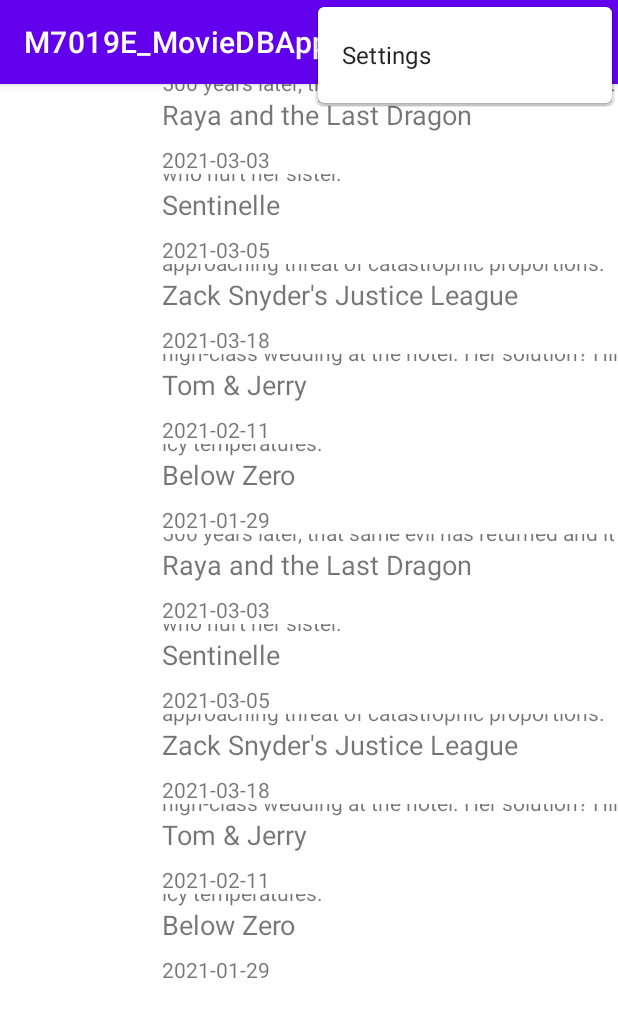
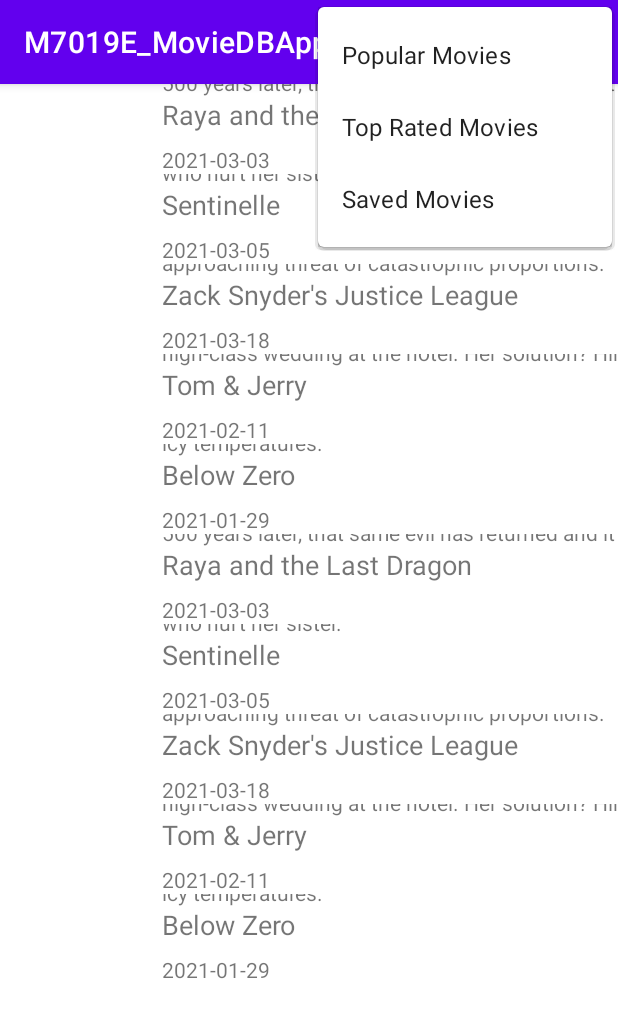
Before and after one commit to olihgb-7/M7019E_MovieDBApp, an Android app: the screen it shows after launch (MainActivity), with the options menu open, on a phone screen of 412 x 824 dp. Shown: the top 1018 px of the screen. Run offline under Robolectric (Android 15) with nearby library versions, the phone set to English and light mode, and no system bars; our stand-ins replace Room's generated code, Timber, data binding; pictures from the network do not load.

Commit message:
Lecture 4
Lecture 4

```diff
--- a/app/src/main/AndroidManifest.xml
+++ b/app/src/main/AndroidManifest.xml
@@ -5,6 +5,7 @@
     <uses-permission android:name="android.permission.INTERNET"/>
 
     <application
+        android:name=".MovieDBApp"
         android:allowBackup="true"
         android:icon="@mipmap/ic_launcher"
         android:label="@string/app_name"
--- a/app/src/main/java/com/ltu/m7019e/m7019e_moviedbapp/MainActivity.kt
+++ b/app/src/main/java/com/ltu/m7019e/m7019e_moviedbapp/MainActivity.kt
@@ -20,14 +20,4 @@ class MainActivity : AppCompatActivity() {
         menuInflater.inflate(R.menu.menu_main, menu)
         return true
     }
-
-    override fun onOptionsItemSelected(item: MenuItem): Boolean {
-        // Handle action bar item clicks here. The action bar will
-        // automatically handle clicks on the Home/Up button, so long
-        // as you specify a parent activity in AndroidManifest.xml.
-        return when (item.itemId) {
-            R.id.action_settings -> true
-            else -> super.onOptionsItemSelected(item)
-        }
-    }
 }
--- /dev/null
+++ b/app/src/main/java/com/ltu/m7019e/m7019e_moviedbapp/MovieDBApp.kt
@@ -0,0 +1,12 @@
+package com.ltu.m7019e.m7019e_moviedbapp
+
+import android.app.Application
+import timber.log.Timber
+
+class MovieDBApp : Application() {
+    override fun onCreate() {
+        super.onCreate()
+
+        Timber.plant(Timber.DebugTree())
+    }
+}
--- a/app/src/main/java/com/ltu/m7019e/m7019e_moviedbapp/MovieListFragment.kt
+++ b/app/src/main/java/com/ltu/m7019e/m7019e_moviedbapp/MovieListFragment.kt
@@ -3,16 +3,20 @@ package com.ltu.m7019e.m7019e_moviedbapp
 import android.os.Bundle
 import androidx.fragment.app.Fragment
 import android.view.LayoutInflater
+import android.view.MenuItem
 import android.view.View
 import android.view.ViewGroup
 import androidx.databinding.DataBindingUtil
 import androidx.lifecycle.ViewModelProvider
 import androidx.navigation.fragment.findNavController
+import com.ltu.m7019e.m7019e_moviedbapp.database.MovieDatabase
+import com.ltu.m7019e.m7019e_moviedbapp.database.MovieDatabaseDao
 import com.ltu.m7019e.m7019e_moviedbapp.database.Movies
 import com.ltu.m7019e.m7019e_moviedbapp.databinding.FragmentMovieListBinding
 import com.ltu.m7019e.m7019e_moviedbapp.databinding.MovieListItemBinding
 import com.ltu.m7019e.m7019e_moviedbapp.viewmodel.MovieListViewModel
 import com.ltu.m7019e.m7019e_moviedbapp.viewmodel.MovieListViewModelFactory
+import timber.log.Timber
 
 /**
  * A simple [Fragment] subclass as the default destination in the navigation.
@@ -21,6 +25,8 @@ class MovieListFragment : Fragment() {
 
     private lateinit var viewModel: MovieListViewModel
     private lateinit var viewModelFactory: MovieListViewModelFactory
+
+    private lateinit var movieDatabaseDao: MovieDatabaseDao
 
     private var _binding: FragmentMovieListBinding? = null
     private val binding get() = _binding!!
@@ -33,7 +39,9 @@ class MovieListFragment : Fragment() {
         _binding = FragmentMovieListBinding.inflate(inflater)
 
         val application = requireNotNull(this.activity).application
-        viewModelFactory = MovieListViewModelFactory(application)
+        movieDatabaseDao = MovieDatabase.getInstance(application).movieDatabaseDao
+
+        viewModelFactory = MovieListViewModelFactory(movieDatabaseDao, application)
         viewModel = ViewModelProvider(this, viewModelFactory).get(MovieListViewModel::class.java)
 
         viewModel.movieList.observe(
@@ -49,7 +57,31 @@ class MovieListFragment : Fragment() {
             }
         )
 
+        setHasOptionsMenu(true)
+
         return binding.root
+    }
+
+    override fun onOptionsItemSelected(item: MenuItem): Boolean {
+        // Handle action bar item clicks here. The action bar will
+        // automatically handle clicks on the Home/Up button, so long
+        // as you specify a parent activity in AndroidManifest.xml.
+        return when (item.itemId) {
+            R.id.action_load_popular_movies -> {
+                true
+            }
+            R.id.action_load_top_rated_movies -> {
+                viewModel.addMovie()
+                Timber.i("Adding a dummy Movie")
+                true
+            }
+            R.id.action_load_saved_movies -> {
+                viewModel.getSavedMovies()
+                Timber.i("Getting saved movie details")
+                true
+            }
+            else -> super.onOptionsItemSelected(item)
+        }
     }
 
     override fun onViewCreated(view: View, savedInstanceState: Bundle?) {
--- /dev/null
+++ b/app/src/main/java/com/ltu/m7019e/m7019e_moviedbapp/database/MovieDatabase.kt
@@ -0,0 +1,36 @@
+package com.ltu.m7019e.m7019e_moviedbapp.database
+
+import android.content.Context
+import androidx.room.Database
+import androidx.room.Room
+import androidx.room.RoomDatabase
+import com.ltu.m7019e.m7019e_moviedbapp.model.Movie
+
+@Database(entities = [Movie::class], version = 1, exportSchema = false)
+abstract class MovieDatabase : RoomDatabase() {
+    abstract val movieDatabaseDao: MovieDatabaseDao
+
+    companion object {
+
+        @Volatile
+        private var INSTANCE: MovieDatabase? = null
+
+        fun getInstance(context: Context): MovieDatabase {
+            synchronized(this) {
+                var instance = INSTANCE
+
+                if (instance == null) {
+                    instance = Room.databaseBuilder(
+                        context.applicationContext,
+                        MovieDatabase::class.java,
+                        "saved_movie_database"
+                    )
+                        .fallbackToDestructiveMigration()
+                        .build()
+                    INSTANCE = instance
+                }
+                return instance
+            }
+        }
+    }
+}
--- /dev/null
+++ b/app/src/main/java/com/ltu/m7019e/m7019e_moviedbapp/database/MovieDatabaseDao.kt
@@ -0,0 +1,22 @@
+package com.ltu.m7019e.m7019e_moviedbapp.database
+
+import androidx.room.Dao
+import androidx.room.Delete
+import androidx.room.Insert
+import androidx.room.Query
+import com.ltu.m7019e.m7019e_moviedbapp.model.Movie
+
+@Dao
+interface MovieDatabaseDao {
+    @Insert
+    suspend fun insert(movie: Movie)
+
+    @Delete
+    suspend fun delete(movie: Movie)
+
+    @Query("SELECT * from movies ORDER BY id ASC")
+    suspend fun getAllMovies(): List<Movie>
+
+    @Query("SELECT EXISTS(SELECT * from movies WHERE id = :id)")
+    suspend fun isFavourite(id: Long): Boolean
+}
--- a/app/src/main/java/com/ltu/m7019e/m7019e_moviedbapp/database/Movies.kt
+++ b/app/src/main/java/com/ltu/m7019e/m7019e_moviedbapp/database/Movies.kt
@@ -8,6 +8,7 @@ class Movies {
     init {
         list.add(
             Movie(
+                1,
                 "Raya and the Last Dragon",
                 "/lPsD10PP4rgUGiGR4CCXA6iY0QQ.jpg",
                 "/9xeEGUZjgiKlI69jwIOi0hjKUIk.jpg",
@@ -17,6 +18,7 @@ class Movies {
         )
         list.add(
             Movie(
+                2,
                 "Sentinelle",
                 "/fFRq98cW9lTo6di2o4lK1qUAWaN.jpg",
                 "/6TPZSJ06OEXeelx1U1VIAt0j9Ry.jpg",
@@ -26,6 +28,7 @@ class Movies {
         )
         list.add(
             Movie(
+                3,
                 "Zack Snyder's Justice League",
                 "/tnAuB8q5vv7Ax9UAEje5Xi4BXik.jpg",
                 "/pcDc2WJAYGJTTvRSEIpRZwM3Ola.jpg",
@@ -35,6 +38,7 @@ class Movies {
         )
         list.add(
             Movie(
+                4,
                 "Tom & Jerry",
                 "/6KErczPBROQty7QoIsaa6wJYXZi.jpg",
                 "/z7HLq35df6ZpRxdMAE0qE3Ge4SJ.jpg",
@@ -44,6 +48,7 @@ class Movies {
         )
         list.add(
             Movie(
+                5,
                 "Below Zero",
                 "/dWSnsAGTfc8U27bWsy2RfwZs0Bs.jpg",
                 "/srYya1ZlI97Au4jUYAktDe3avyA.jpg",
@@ -53,6 +58,7 @@ class Movies {
         )
         list.add(
             Movie(
+                6,
                 "Raya and the Last Dragon",
                 "/lPsD10PP4rgUGiGR4CCXA6iY0QQ.jpg",
                 "/9xeEGUZjgiKlI69jwIOi0hjKUIk.jpg",
@@ -62,6 +68,7 @@ class Movies {
         )
         list.add(
             Movie(
+                7,
                 "Sentinelle",
                 "/fFRq98cW9lTo6di2o4lK1qUAWaN.jpg",
                 "/6TPZSJ06OEXeelx1U1VIAt0j9Ry.jpg",
@@ -71,6 +78,7 @@ class Movies {
         )
         list.add(
             Movie(
+                8,
                 "Zack Snyder's Justice League",
                 "/tnAuB8q5vv7Ax9UAEje5Xi4BXik.jpg",
                 "/pcDc2WJAYGJTTvRSEIpRZwM3Ola.jpg",
@@ -80,6 +88,7 @@ class Movies {
         )
         list.add(
             Movie(
+                9,
                 "Tom & Jerry",
                 "/6KErczPBROQty7QoIsaa6wJYXZi.jpg",
                 "/z7HLq35df6ZpRxdMAE0qE3Ge4SJ.jpg",
@@ -89,6 +98,7 @@ class Movies {
         )
         list.add(
             Movie(
+                10,
                 "Below Zero",
                 "/dWSnsAGTfc8U27bWsy2RfwZs0Bs.jpg",
                 "/srYya1ZlI97Au4jUYAktDe3avyA.jpg",
--- a/app/src/main/java/com/ltu/m7019e/m7019e_moviedbapp/model/Movie.kt
+++ b/app/src/main/java/com/ltu/m7019e/m7019e_moviedbapp/model/Movie.kt
@@ -1,13 +1,29 @@
 package com.ltu.m7019e.m7019e_moviedbapp.model
 
 import android.os.Parcelable
+import androidx.room.ColumnInfo
+import androidx.room.Entity
+import androidx.room.PrimaryKey
 import kotlinx.android.parcel.Parcelize
 
 @Parcelize
+@Entity(tableName = "movies")
 data class Movie (
+    @PrimaryKey()
+    var id: Long = 0L,
+
+    @ColumnInfo(name = "title")
     var title: String,
+
+    @ColumnInfo(name = "poster_path")
     var posterPath: String,
+
+    @ColumnInfo(name = "backdrop_path")
     var backdropPath: String,
+
+    @ColumnInfo(name = "release_date")
     var releaseDate: String,
+
+    @ColumnInfo(name = "overview")
     var overview: String
 ): Parcelable
--- a/app/src/main/java/com/ltu/m7019e/m7019e_moviedbapp/viewmodel/MovieListViewModel.kt
+++ b/app/src/main/java/com/ltu/m7019e/m7019e_moviedbapp/viewmodel/MovieListViewModel.kt
@@ -4,10 +4,14 @@ import android.app.Application
 import androidx.lifecycle.AndroidViewModel
 import androidx.lifecycle.LiveData
 import androidx.lifecycle.MutableLiveData
+import androidx.lifecycle.viewModelScope
+import com.ltu.m7019e.m7019e_moviedbapp.database.MovieDatabaseDao
 import com.ltu.m7019e.m7019e_moviedbapp.database.Movies
 import com.ltu.m7019e.m7019e_moviedbapp.model.Movie
+import kotlinx.coroutines.launch
 
-class MovieListViewModel(application: Application) : AndroidViewModel(application) {
+class MovieListViewModel(private val movieDatabaseDao: MovieDatabaseDao, application: Application) : AndroidViewModel(application) {
+
     private val _movieList = MutableLiveData<List<Movie>>()
     val movieList: LiveData<List<Movie>>
         get() {
@@ -17,4 +21,16 @@ class MovieListViewModel(application: Application) : AndroidViewModel(applicatio
     init {
         _movieList.postValue(Movies().list)
     }
+
+    fun getSavedMovies() {
+        viewModelScope.launch {
+            _movieList.value = movieDatabaseDao.getAllMovies()
+        }
+    }
+
+    fun addMovie() {
+        viewModelScope.launch {
+            _movieList.value?.let { movieDatabaseDao.insert(it.get(0)) }
+        }
+    }
 }
--- a/app/src/main/java/com/ltu/m7019e/m7019e_moviedbapp/viewmodel/MovieListViewModelFactory.kt
+++ b/app/src/main/java/com/ltu/m7019e/m7019e_moviedbapp/viewmodel/MovieListViewModelFactory.kt
@@ -3,12 +3,13 @@ package com.ltu.m7019e.m7019e_moviedbapp.viewmodel
 import android.app.Application
 import androidx.lifecycle.ViewModel
 import androidx.lifecycle.ViewModelProvider
+import com.ltu.m7019e.m7019e_moviedbapp.database.MovieDatabaseDao
 import java.lang.IllegalArgumentException
 
-class MovieListViewModelFactory(private val application: Application): ViewModelProvider.Factory {
+class MovieListViewModelFactory(private val movieDatabaseDao: MovieDatabaseDao, private val application: Application): ViewModelProvider.Factory {
     override fun <T : ViewModel?> create(modelClass: Class<T>): T {
         if(modelClass.isAssignableFrom(MovieListViewModel::class.java)) {
-            return MovieListViewModel(application) as T
+            return MovieListViewModel(movieDatabaseDao, application) as T
         }
         throw IllegalArgumentException("Unknown ViewModel class")
     }
--- a/app/src/main/res/menu/menu_main.xml
+++ b/app/src/main/res/menu/menu_main.xml
@@ -3,8 +3,12 @@
     xmlns:tools="http://schemas.android.com/tools"
     tools:context="com.ltu.m7019e.m7019e_moviedbapp.MainActivity">
     <item
-        android:id="@+id/action_settings"
-        android:orderInCategory="100"
-        android:title="@string/action_settings"
-        app:showAsAction="never" />
+        android:id="@+id/action_load_popular_movies"
+        android:title="@string/action_load_popular_movies"/>
+    <item
+        android:id="@+id/action_load_top_rated_movies"
+        android:title="@string/action_load_top_rated_movies"/>
+    <item
+        android:id="@+id/action_load_saved_movies"
+        android:title="@string/action_load_saved_movies"/>
 </menu>
--- a/app/src/main/res/values/strings.xml
+++ b/app/src/main/res/values/strings.xml
@@ -1,6 +1,8 @@
 <resources>
     <string name="app_name">M7019E_MovieDBApp</string>
-    <string name="action_settings">Settings</string>
+    <string name="action_load_popular_movies">Popular Movies</string>
+    <string name="action_load_top_rated_movies">Top Rated Movies</string>
+    <string name="action_load_saved_movies">Saved Movies</string>
     <!-- Strings used for fragments for navigation -->
     <string name="first_fragment_label">First Fragment</string>
     <string name="second_fragment_label">Second Fragment</string>
```
Also changed, not shown: app/build.gradle (+10 -0 lines).
